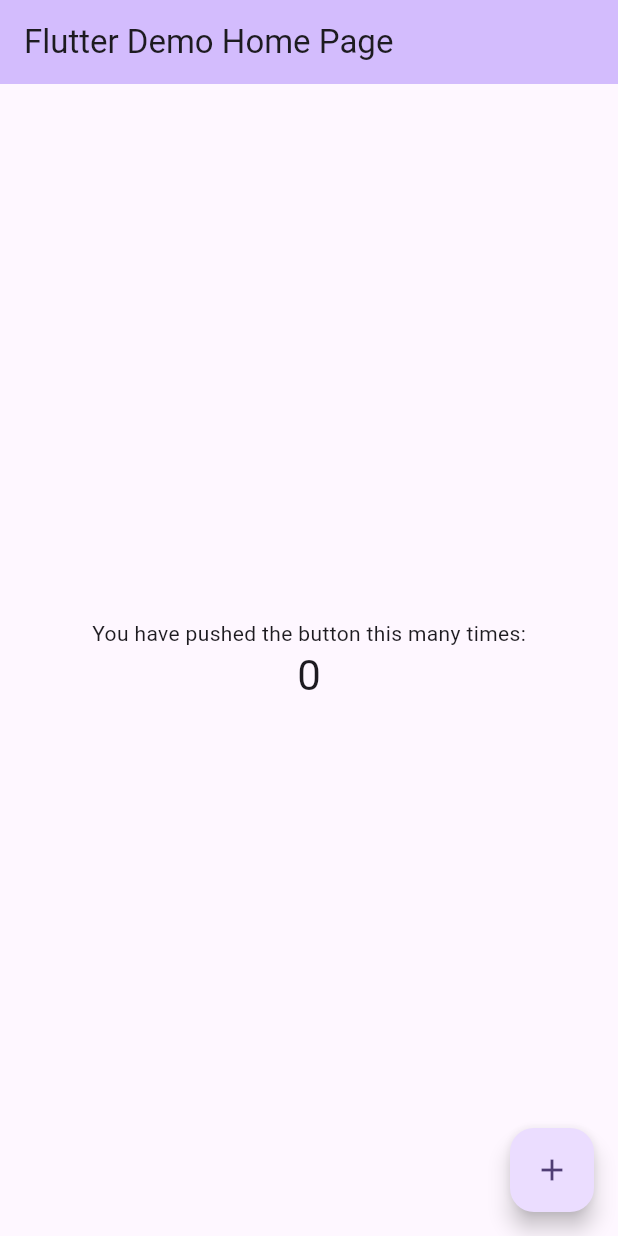
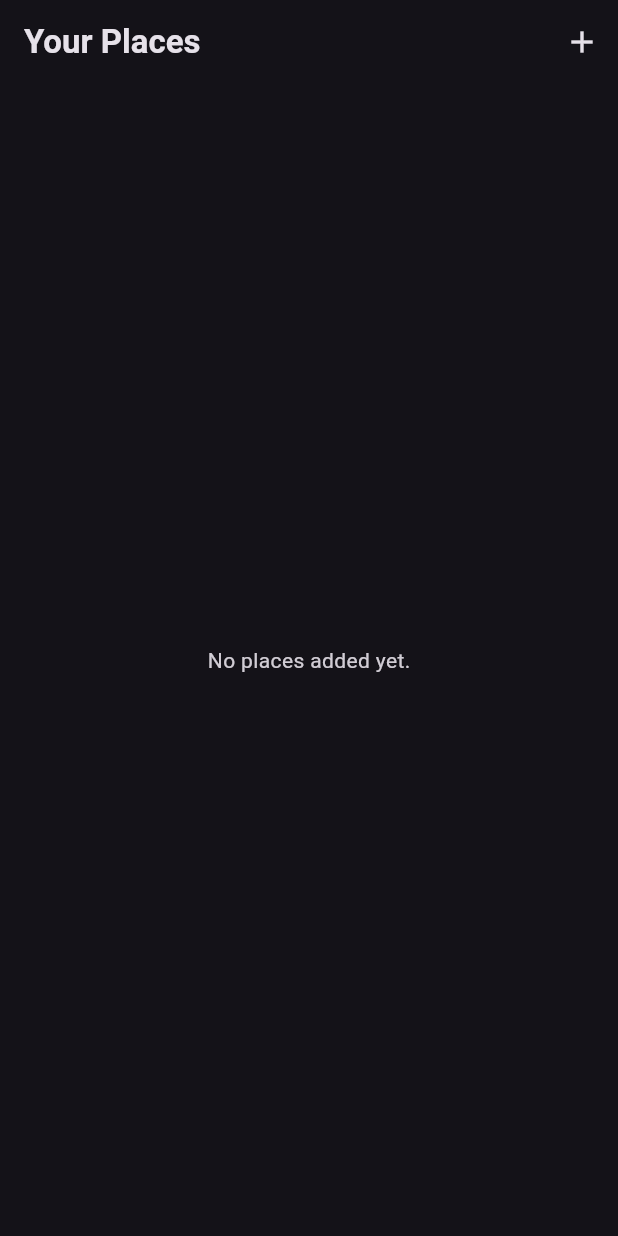
Before and after one commit to NeeDaimDark/favourite-places-app, a Flutter app: the screen it shows after launch, on a phone screen of 412 x 824 dp. Run offline on Flutter 3.47's test engine with Material 3 defaults, Android fonts, the phone set to English and light mode, and no system bars; our stand-ins replace google_fonts.

Commit message:
setting up widgets screens and model for places

```diff
--- a/lib/main.dart
+++ b/lib/main.dart
@@ -1,122 +1,47 @@
+import 'package:favourite_places_app/screens/places.dart';
 import 'package:flutter/material.dart';
 
+import 'package:google_fonts/google_fonts.dart';
+
+final colorScheme = ColorScheme.fromSeed(
+  brightness: Brightness.dark,
+  seedColor: const Color.fromARGB(255, 102, 6, 247),
+  background: const Color.fromARGB(255, 56, 49, 66),
+);
+
+final theme = ThemeData().copyWith(
+  useMaterial3: true,
+  scaffoldBackgroundColor: colorScheme.surface,
+  colorScheme: colorScheme,
+  textTheme: GoogleFonts.ubuntuCondensedTextTheme().copyWith(
+    titleSmall: GoogleFonts.ubuntuCondensed(
+      fontWeight: FontWeight.bold,
+    ),
+    titleMedium: GoogleFonts.ubuntuCondensed(
+      fontWeight: FontWeight.bold,
+    ),
+    titleLarge: GoogleFonts.ubuntuCondensed(
+      fontWeight: FontWeight.bold,
+    ),
+  ),
+);
+
 void main() {
-  runApp(const MyApp());
+  runApp(
+    const MyApp(),
+  );
 }
 
 class MyApp extends StatelessWidget {
-  const MyApp({super.key});
+  const MyApp({Key? key}) : super(key: key);
 
-  // This widget is the root of your application.
   @override
   Widget build(BuildContext context) {
     return MaterialApp(
-      title: 'Flutter Demo',
-      theme: ThemeData(
-        // This is the theme of your application.
-        //
-        // TRY THIS: Try running your application with "flutter run". You'll see
-        // the application has a purple toolbar. Then, without quitting the app,
-        // try changing the seedColor in the colorScheme below to Colors.green
-        // and then invoke "hot reload" (save your changes or press the "hot
-        // reload" button in a Flutter-supported IDE, or press "r" if you used
-        // the command line to start the app).
-        //
-        // Notice that the counter didn't reset back to zero; the application
-        // state is not lost during the reload. To reset the state, use hot
-        // restart instead.
-        //
-        // This works for code too, not just values: Most code changes can be
-        // tested with just a hot reload.
-        colorScheme: ColorScheme.fromSeed(seedColor: Colors.deepPurple),
-      ),
-      home: const MyHomePage(title: 'Flutter Demo Home Page'),
+      debugShowCheckedModeBanner: false,
+      title: 'Great Places',
+      theme: theme,
+      home: PlacesScreen(),
     );
   }
 }
-
-class MyHomePage extends StatefulWidget {
-  const MyHomePage({super.key, required this.title});
-
-  // This widget is the home page of your application. It is stateful, meaning
-  // that it has a State object (defined below) that contains fields that affect
-  // how it looks.
-
-  // This class is the configuration for the state. It holds the values (in this
-  // case the title) provided by the parent (in this case the App widget) and
-  // used by the build method of the State. Fields in a Widget subclass are
-  // always marked "final".
-
-  final String title;
-
-  @override
-  State<MyHomePage> createState() => _MyHomePageState();
-}
-
-class _MyHomePageState extends State<MyHomePage> {
-  int _counter = 0;
-
-  void _incrementCounter() {
-    setState(() {
-      // This call to setState tells the Flutter framework that something has
-      // changed in this State, which causes it to rerun the build method below
-      // so that the display can reflect the updated values. If we changed
-      // _counter without calling setState(), then the build method would not be
-      // called again, and so nothing would appear to happen.
-      _counter++;
-    });
-  }
-
-  @override
-  Widget build(BuildContext context) {
-    // This method is rerun every time setState is called, for instance as done
-    // by the _incrementCounter method above.
-    //
-    // The Flutter framework has been optimized to make rerunning build methods
-    // fast, so that you can just rebuild anything that needs updating rather
-    // than having to individually change instances of widgets.
-    return Scaffold(
-      appBar: AppBar(
-        // TRY THIS: Try changing the color here to a specific color (to
-        // Colors.amber, perhaps?) and trigger a hot reload to see the AppBar
-        // change color while the other colors stay the same.
-        backgroundColor: Theme.of(context).colorScheme.inversePrimary,
-        // Here we take the value from the MyHomePage object that was created by
-        // the App.build method, and use it to set our appbar title.
-        title: Text(widget.title),
-      ),
-      body: Center(
-        // Center is a layout widget. It takes a single child and positions it
-        // in the middle of the parent.
-        child: Column(
-          // Column is also a layout widget. It takes a list of children and
-          // arranges them vertically. By default, it sizes itself to fit its
-          // children horizontally, and tries to be as tall as its parent.
-          //
-          // Column has various properties to control how it sizes itself and
-          // how it positions its children. Here we use mainAxisAlignment to
-          // center the children vertically; the main axis here is the vertical
-          // axis because Columns are vertical (the cross axis would be
-          // horizontal).
-          //
-          // TRY THIS: Invoke "debug painting" (choose the "Toggle Debug Paint"
-          // action in the IDE, or press "p" in the console), to see the
-          // wireframe for each widget.
-          mainAxisAlignment: MainAxisAlignment.center,
-          children: <Widget>[
-            const Text('You have pushed the button this many times:'),
-            Text(
-              '$_counter',
-              style: Theme.of(context).textTheme.headlineMedium,
-            ),
-          ],
-        ),
-      ),
-      floatingActionButton: FloatingActionButton(
-        onPressed: _incrementCounter,
-        tooltip: 'Increment',
-        child: const Icon(Icons.add),
-      ), // This trailing comma makes auto-formatting nicer for build methods.
-    );
-  }
-}
--- /dev/null
+++ b/lib/models/place.dart
@@ -0,0 +1,13 @@
+import 'package:uuid/uuid.dart';
+
+
+const uuid = Uuid();
+class Place{
+  final String id;
+  final String title;
+
+
+  Place({
+    required this.title,
+  }) : id = uuid.v4();
+}
--- /dev/null
+++ b/lib/screens/places.dart
@@ -0,0 +1,36 @@
+import 'package:favourite_places_app/widgets/places_list.dart';
+import 'package:flutter/material.dart';
+
+class PlacesScreen extends StatelessWidget {
+  const PlacesScreen({super.key});
+
+  @override
+  Widget build(BuildContext context) {
+
+
+    return Scaffold(
+      appBar: AppBar(
+        title: Text(
+          'Your Places',
+          style: Theme.of(context).textTheme.titleLarge?.copyWith(color: Theme.of(context).colorScheme.onSurface),
+        ),
+        centerTitle: false,
+        elevation: 0,
+        backgroundColor: Theme.of(context).colorScheme.surface,
+        actions: [
+          IconButton(
+            icon: const Icon(Icons.add),
+            tooltip: 'Add place',
+            color: Theme.of(context).colorScheme.onSurface,
+            onPressed: () {
+              // TODO: navigate to add place screen
+            },
+          ),
+        ],
+      ),
+      body: PlacesList(
+        places: [],
+      ),
+    );
+  }
+}
--- /dev/null
+++ b/lib/widgets/places_list.dart
@@ -0,0 +1,37 @@
+import 'package:flutter/material.dart';
+import 'package:favourite_places_app/models/place.dart';
+
+class PlacesList extends StatelessWidget {
+  const PlacesList({
+    super.key,
+    required this.places,
+  });
+
+  final List<Place> places ;
+  @override
+  Widget build(BuildContext context) {
+    if (places.isEmpty) {
+      return  Center(
+        child: Text('No places added yet.',
+          style:  Theme.of(context).textTheme.bodyMedium?.copyWith(color: Theme.of(context).colorScheme.onSurface.withAlpha(230)),
+
+        ),
+      );
+    } else {
+      return ListView.builder(
+        itemCount: places.length,
+        itemBuilder: (ctx, index) {
+          final place = places[index];
+          return ListTile(
+            title: Text(
+                place.title,
+              style:  Theme.of(context).textTheme.titleMedium?.copyWith(
+                  color: Theme.of(context).colorScheme.onSurface,
+              ),
+            ),
+          );
+        },
+      );
+    }
+  }
+}
--- a/pubspec.yaml
+++ b/pubspec.yaml
@@ -34,6 +34,9 @@ dependencies:
   # The following adds the Cupertino Icons font to your application.
   # Use with the CupertinoIcons class for iOS style icons.
   cupertino_icons: ^1.0.8
+  google_fonts: ^6.3.2
+  riverpod: ^3.0.3
+  uuid: ^4.5.2
 
 dev_dependencies:
   flutter_test:
```
Also changed, not shown: lib/screens/add_place.dart (added), lib/screens/places_detail.dart (added), pubspec.lock, 1 other file.
